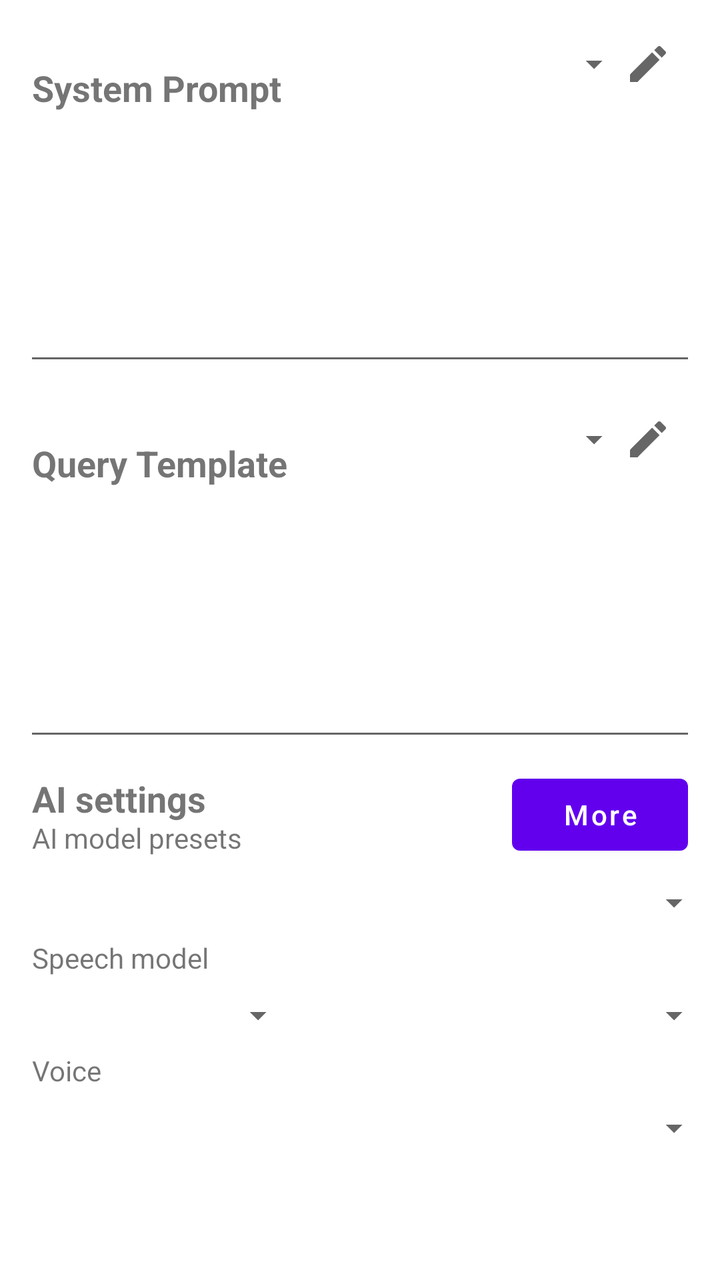
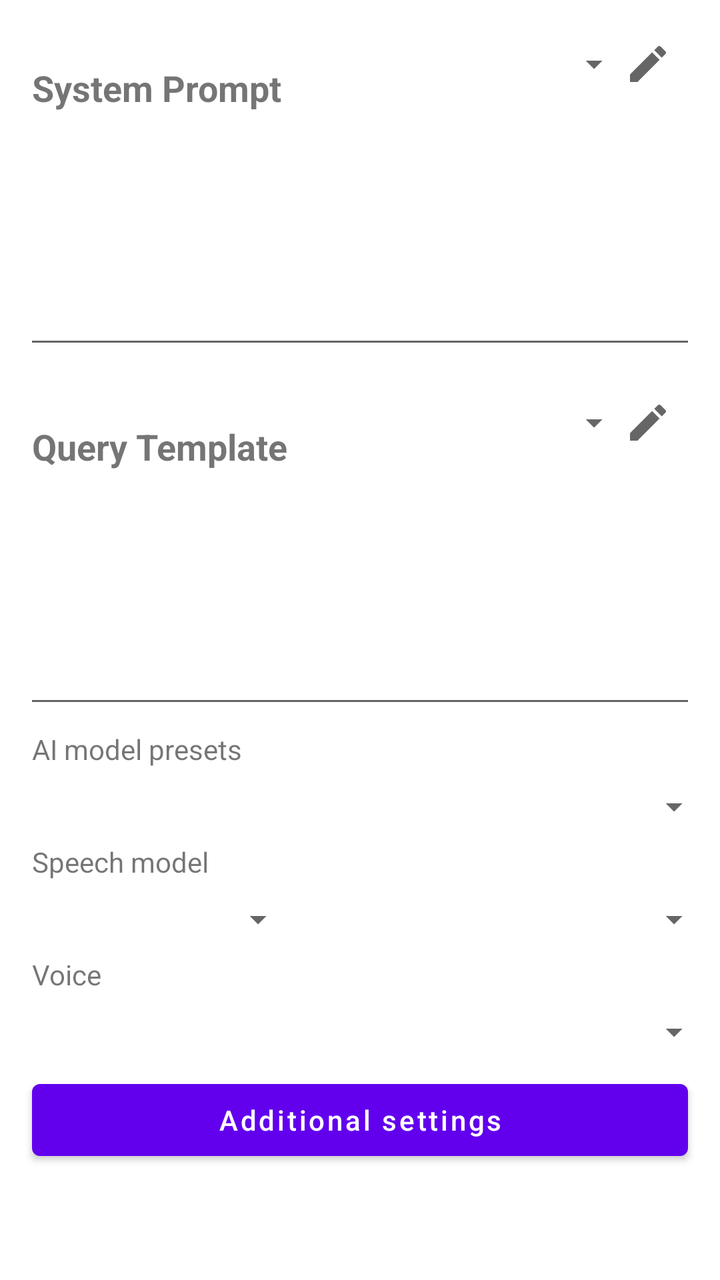

The first picture is an Android layout as it rendered before a commit; the second is the same layout after the commit. The layout source and the unified diff follow.
<!-- AndroidManifest.xml: application theme Theme.MyMeditation -->
<!-- res/layout/fragment_configuration.xml -->
<?xml version="1.0" encoding="utf-8"?>
<LinearLayout xmlns:android="http://schemas.android.com/apk/res/android"
    xmlns:app="http://schemas.android.com/apk/res-auto"
    android:layout_width="match_parent"
    android:layout_height="match_parent"
    android:orientation="vertical"
    android:paddingBottom="?attr/actionBarSize">

    <LinearLayout
        android:id="@+id/systemPromptSection"
        android:layout_width="match_parent"
        android:layout_height="0dp"
        android:layout_weight="1"
        android:orientation="vertical">
        <LinearLayout
            android:layout_width="match_parent"
            android:layout_height="48dp"
            android:layout_marginHorizontal="@dimen/activity_horizontal_margin"
            android:layout_marginTop="@dimen/activity_heading_margin"
            android:gravity="bottom"
            android:orientation="horizontal">
            <TextView
                android:layout_width="wrap_content"
                android:layout_height="wrap_content"
                android:maxWidth="160dp"
                android:singleLine="true"
                android:ellipsize="end"
                android:labelFor="@id/editTextSystemPrompt"
                android:text="@string/label_system_prompt"
                android:textSize="@dimen/text_size_content_heading"
                android:textStyle="bold" />
            <Spinner
                style="@style/Widget.MyMeditation.CompactSpinner"
                android:id="@+id/spinnerSystemPromptTemplate"
                android:layout_marginStart="8dp"
                android:layout_width="0dp"
                android:layout_height="48dp"
                android:layout_weight="1"
                android:saveEnabled="false"
                android:contentDescription="@string/system_prompt_templates" />
            <ImageButton
                android:id="@+id/buttonSystemPromptTemplates"
                android:layout_width="40dp"
                android:layout_height="48dp"
                android:paddingHorizontal="8dp"
                android:paddingVertical="12dp"
                android:background="?attr/selectableItemBackgroundBorderless"
                android:src="@drawable/ic_edit_meditation"
                app:tint="?attr/colorControlNormal"
                android:contentDescription="@string/system_prompt_templates"
                android:tooltipText="@string/system_prompt_templates" />
        </LinearLayout>

        <EditText
            android:id="@+id/editTextSystemPrompt"
            android:layout_width="match_parent"
            android:layout_height="0dp"
            android:layout_marginStart="@dimen/editText_horizontal_margin"
            android:layout_marginEnd="@dimen/editText_horizontal_margin"
            android:layout_weight="1"
            android:scrollbars="vertical"
            android:gravity="top"
            android:importantForAutofill="no"
            android:inputType="textMultiLine"
            android:textSize="@dimen/text_size_content" />

    </LinearLayout>

    <LinearLayout
        android:id="@+id/queryTemplateSection"
        android:layout_width="match_parent"
        android:layout_height="0dp"
        android:layout_weight="1"
        android:orientation="vertical">
        <LinearLayout
            android:layout_width="match_parent"
            android:layout_height="48dp"
            android:layout_marginHorizontal="@dimen/activity_horizontal_margin"
            android:layout_marginTop="@dimen/activity_heading_margin"
            android:gravity="bottom"
            android:orientation="horizontal">
            <TextView
                android:layout_width="wrap_content"
                android:layout_height="wrap_content"
                android:maxWidth="160dp"
                android:singleLine="true"
                android:ellipsize="end"
                android:labelFor="@id/editTextQueryTemplate"
                android:text="@string/label_query_template"
                android:textSize="@dimen/text_size_content_heading"
                android:textStyle="bold" />
            <Spinner
                style="@style/Widget.MyMeditation.CompactSpinner"
                android:id="@+id/spinnerQueryPromptTemplate"
                android:layout_marginStart="8dp"
                android:layout_width="0dp"
                android:layout_height="48dp"
                android:layout_weight="1"
                android:saveEnabled="false"
                android:contentDescription="@string/query_prompt_templates" />
            <ImageButton
                android:id="@+id/buttonQueryPromptTemplates"
                android:layout_width="40dp"
                android:layout_height="48dp"
                android:paddingHorizontal="8dp"
                android:paddingVertical="12dp"
                android:background="?attr/selectableItemBackgroundBorderless"
                android:src="@drawable/ic_edit_meditation"
                app:tint="?attr/colorControlNormal"
                android:contentDescription="@string/query_prompt_templates"
                android:tooltipText="@string/query_prompt_templates" />
        </LinearLayout>

        <EditText
            android:id="@+id/editTextQueryTemplate"
            android:layout_width="match_parent"
            android:layout_height="0dp"
            android:layout_marginStart="@dimen/editText_horizontal_margin"
            android:layout_marginEnd="@dimen/editText_horizontal_margin"
            android:layout_weight="1"
            android:scrollbars="vertical"
            android:gravity="top"
            android:importantForAutofill="no"
            android:inputType="textMultiLine"
            android:textSize="@dimen/text_size_content" />

    </LinearLayout>

    <LinearLayout
        android:id="@+id/inlineAiSettingsSection"
        android:layout_width="match_parent"
        android:layout_height="wrap_content"
        android:layout_marginHorizontal="@dimen/activity_horizontal_margin"
        android:layout_marginTop="@dimen/activity_heading_margin"
        android:orientation="vertical">

        <LinearLayout
            android:layout_width="match_parent"
            android:layout_height="wrap_content"
            android:gravity="center_vertical"
            android:orientation="horizontal">
            <LinearLayout
                android:layout_width="0dp"
                android:layout_height="wrap_content"
                android:layout_weight="1"
                android:orientation="vertical">
                <TextView
                    android:layout_width="match_parent"
                    android:layout_height="wrap_content"
                    android:accessibilityHeading="true"
                    android:text="@string/ai_settings"
                    android:textSize="@dimen/text_size_content_heading"
                    android:textStyle="bold" />
                <TextView
                    android:layout_width="match_parent"
                    android:layout_height="wrap_content"
                    android:includeFontPadding="false"
                    android:labelFor="@id/spinnerAiModelPreset"
                    android:text="@string/ai_model_presets_label" />
            </LinearLayout>
            <Button
                android:id="@+id/buttonAiSettings"
                android:layout_width="wrap_content"
                android:layout_height="48dp"
                android:layout_marginStart="8dp"
                android:text="@string/button_more"
                android:contentDescription="@string/ai_settings"
                android:textAllCaps="false" />
        </LinearLayout>

        <Spinner
                style="@style/Widget.MyMeditation.CompactSpinner"
            android:id="@+id/spinnerAiModelPreset"
            android:layout_width="match_parent"
            android:layout_height="40dp"
            android:saveEnabled="false" />

        <TextView
            android:layout_width="match_parent"
            android:layout_height="wrap_content"
            android:includeFontPadding="false"
            android:labelFor="@id/spinnerSpeechModel"
            android:text="@string/speech_model_label" />
        <LinearLayout
            android:layout_width="match_parent"
            android:layout_height="40dp"
            android:orientation="horizontal">
            <Spinner
                style="@style/Widget.MyMeditation.CompactSpinner"
                android:id="@+id/spinnerSpeechBackend"
                android:layout_width="120dp"
                android:layout_height="match_parent"
                android:contentDescription="@string/speech_output_label"
                android:saveEnabled="false" />
            <Spinner
                style="@style/Widget.MyMeditation.CompactSpinner"
                android:id="@+id/spinnerSpeechModel"
                android:layout_width="0dp"
                android:layout_height="match_parent"
                android:layout_marginStart="8dp"
                android:layout_weight="1"
                android:saveEnabled="false" />
        </LinearLayout>

        <TextView
            android:layout_width="match_parent"
            android:layout_height="wrap_content"
            android:includeFontPadding="false"
            android:labelFor="@id/spinnerSpeechVoice"
            android:text="@string/speech_voice_label" />
        <Spinner
                style="@style/Widget.MyMeditation.CompactSpinner"
            android:id="@+id/spinnerSpeechVoice"
            android:layout_width="match_parent"
            android:layout_height="40dp"
            android:saveEnabled="false" />
    </LinearLayout>
</LinearLayout>
<!-- resources referenced by this layout -->
<resources>
  <dimen name="activity_heading_margin">8dp</dimen>
  <dimen name="activity_horizontal_margin">16dp</dimen>
  <dimen name="editText_horizontal_margin">12dp</dimen>
  <dimen name="text_size_content">16sp</dimen>
  <dimen name="text_size_content_heading">18sp</dimen>
  <!-- drawable ic_edit_meditation (drawable) -->
  <vector xmlns:android="http://schemas.android.com/apk/res/android"
      android:width="24dp" android:height="24dp"
      android:viewportWidth="24" android:viewportHeight="24">
      <path android:fillColor="#FF000000"
          android:pathData="M3,17.25V21h3.75L17.81,9.94l-3.75,-3.75L3,17.25zM20.71,7.04c0.39,-0.39 0.39,-1.02 0,-1.41l-2.34,-2.34c-0.39,-0.39 -1.02,-0.39 -1.41,0l-1.83,1.83 3.75,3.75 1.83,-1.83z" />
  </vector>
  <string name="ai_model_presets_label">AI model presets</string>
  <string name="ai_settings">AI settings</string>
  <string name="button_more">More</string>
  <string name="label_query_template">Query Template</string>
  <string name="label_system_prompt">System Prompt</string>
  <string name="query_prompt_templates">Query templates</string>
  <string name="speech_model_label">Speech model</string>
  <string name="speech_output_label">Voice output</string>
  <string name="speech_voice_label">Voice</string>
  <string name="system_prompt_templates">System prompt templates</string>
  <style name="Widget.MyMeditation.CompactSpinner" parent="Widget.AppCompat.Spinner">
          <item name="android:background">@drawable/compact_spinner_background</item>
          <item name="android:paddingStart">0dp</item>
          <item name="android:paddingEnd">16dp</item>
          <item name="android:paddingTop">0dp</item>
          <item name="android:paddingBottom">0dp</item>
      </style>
  <style name="Theme.MyMeditation" parent="Theme.MaterialComponents.DayNight.DarkActionBar">
          
          <item name="colorPrimary">@color/purple_500</item>
          <item name="colorPrimaryVariant">@color/purple_700</item>
          <item name="colorOnPrimary">@color/white</item>
          
          <item name="colorSecondary">@color/teal_200</item>
          <item name="colorSecondaryVariant">@color/teal_700</item>
          <item name="colorOnSecondary">@color/black</item>
          
          <item name="android:statusBarColor">?attr/colorPrimaryVariant</item>
          
      </style>
  <!-- drawable compact_spinner_background (drawable) -->
  <layer-list xmlns:android="http://schemas.android.com/apk/res/android">
      <item android:drawable="?attr/selectableItemBackground" />
      <item android:drawable="@drawable/compact_spinner_arrow"
          android:width="10dp" android:height="10dp"
          android:gravity="end|center_vertical" android:end="2dp" />
  </layer-list>
  <color name="purple_500">#FF6200EE</color>
  <color name="purple_700">#FF3700B3</color>
  <color name="white">#FFFFFFFF</color>
  <color name="teal_200">#FF03DAC5</color>
  <color name="teal_700">#FF018786</color>
  <color name="black">#FF000000</color>
  <!-- drawable compact_spinner_arrow (drawable) -->
  <vector xmlns:android="http://schemas.android.com/apk/res/android"
      android:width="10dp" android:height="10dp"
      android:viewportWidth="12" android:viewportHeight="12">
      <path android:fillColor="?attr/colorControlNormal" android:pathData="M1,4 L6,9 L11,4 Z" />
  </vector>
</resources>

<!-- the commit's change to res/layout/fragment_configuration.xml (unified diff, before → after) -->
@@ -134,39 +134,12 @@
         android:layout_marginTop="@dimen/activity_heading_margin"
         android:orientation="vertical">
 
-        <LinearLayout
+        <TextView
             android:layout_width="match_parent"
             android:layout_height="wrap_content"
-            android:gravity="center_vertical"
-            android:orientation="horizontal">
-            <LinearLayout
-                android:layout_width="0dp"
-                android:layout_height="wrap_content"
-                android:layout_weight="1"
-                android:orientation="vertical">
-                <TextView
-                    android:layout_width="match_parent"
-                    android:layout_height="wrap_content"
-                    android:accessibilityHeading="true"
-                    android:text="@string/ai_settings"
-                    android:textSize="@dimen/text_size_content_heading"
-                    android:textStyle="bold" />
-                <TextView
-                    android:layout_width="match_parent"
-                    android:layout_height="wrap_content"
-                    android:includeFontPadding="false"
-                    android:labelFor="@id/spinnerAiModelPreset"
-                    android:text="@string/ai_model_presets_label" />
-            </LinearLayout>
-            <Button
-                android:id="@+id/buttonAiSettings"
-                android:layout_width="wrap_content"
-                android:layout_height="48dp"
-                android:layout_marginStart="8dp"
-                android:text="@string/button_more"
-                android:contentDescription="@string/ai_settings"
-                android:textAllCaps="false" />
-        </LinearLayout>
+            android:includeFontPadding="false"
+            android:labelFor="@id/spinnerAiModelPreset"
+            android:text="@string/ai_model_presets_label" />
 
         <Spinner
                 style="@style/Widget.MyMeditation.CompactSpinner"
@@ -215,4 +188,11 @@
             android:layout_height="40dp"
             android:saveEnabled="false" />
     </LinearLayout>
+    <Button
+        android:id="@+id/buttonAiSettings"
+        android:layout_width="match_parent"
+        android:layout_height="wrap_content"
+        android:layout_marginHorizontal="@dimen/activity_horizontal_margin"
+        android:text="@string/additional_settings"
+        android:textAllCaps="false" />
 </LinearLayout>
<!-- resource entries referenced after the edit -->
@@ -12,9 +12,8 @@
       <path android:fillColor="#FF000000"
           android:pathData="M3,17.25V21h3.75L17.81,9.94l-3.75,-3.75L3,17.25zM20.71,7.04c0.39,-0.39 0.39,-1.02 0,-1.41l-2.34,-2.34c-0.39,-0.39 -1.02,-0.39 -1.41,0l-1.83,1.83 3.75,3.75 1.83,-1.83z" />
   </vector>
+  <string name="additional_settings">Additional settings</string>
   <string name="ai_model_presets_label">AI model presets</string>
-  <string name="ai_settings">AI settings</string>
-  <string name="button_more">More</string>
   <string name="label_query_template">Query Template</string>
   <string name="label_system_prompt">System Prompt</string>
   <string name="query_prompt_templates">Query templates</string>
